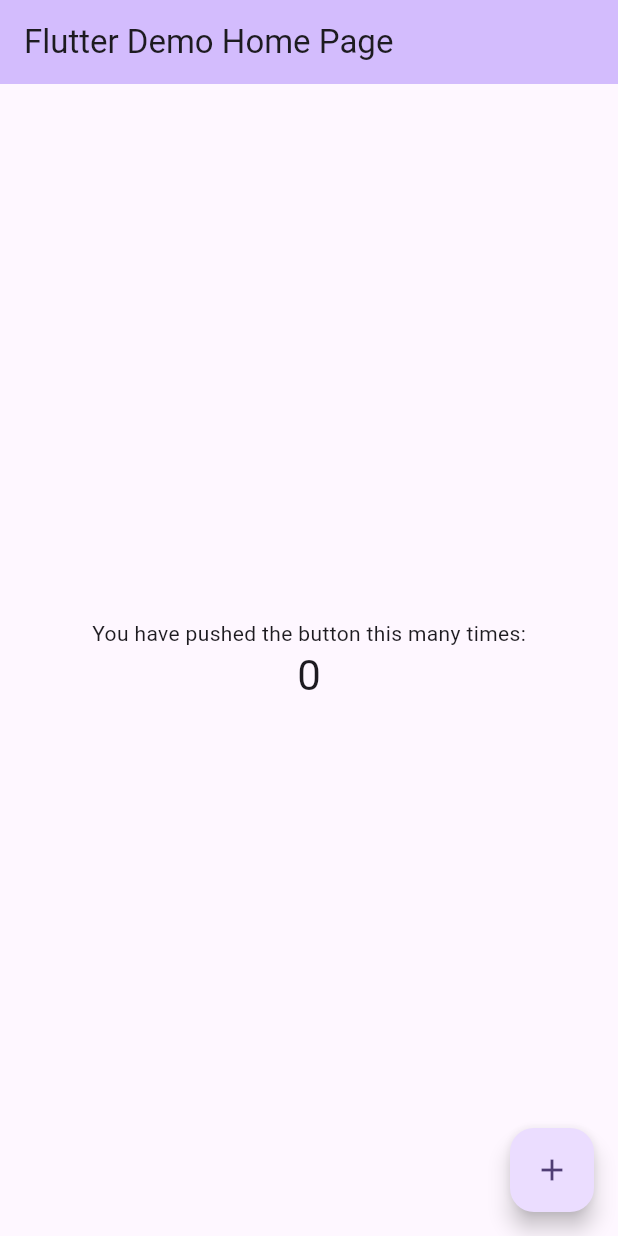
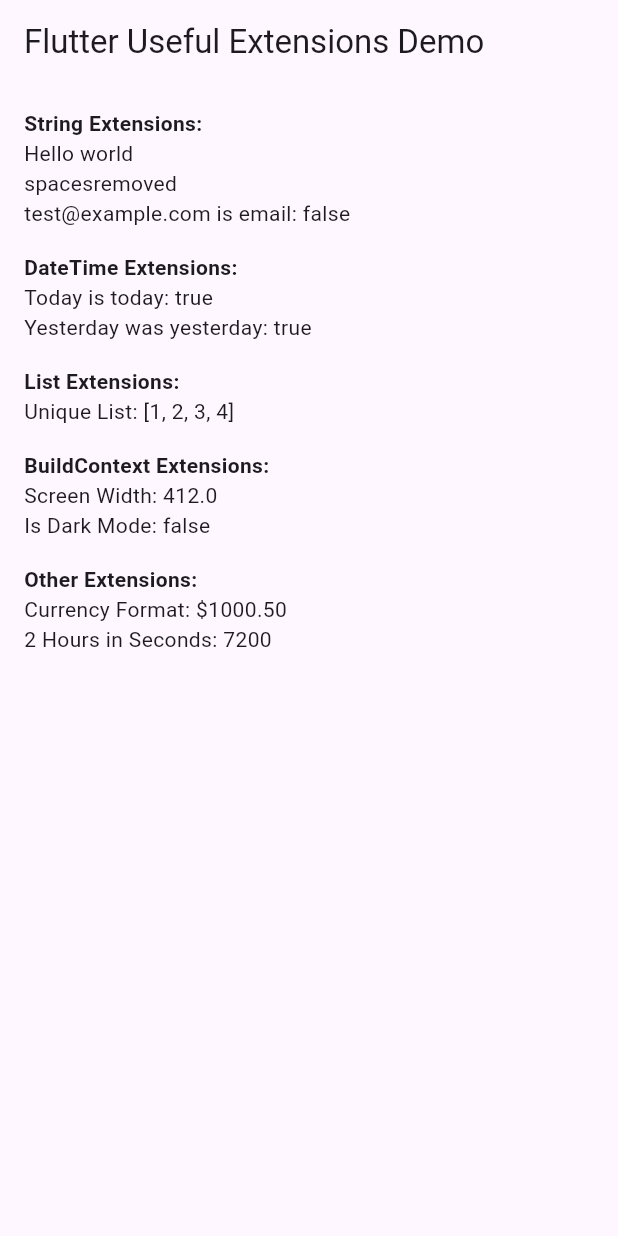
Before and after one commit to gsshakil/flutter_useful_extensions, a Flutter app: the screen it shows after launch, on a phone screen of 412 x 824 dp. Run offline on Flutter 3.47's test engine with Material 3 defaults, Android fonts, the phone set to English and light mode, and no system bars.

```diff
--- a/example/lib/main.dart
+++ b/example/lib/main.dart
@@ -2,7 +2,7 @@ import 'package:flutter/material.dart';
 import 'package:flutter_useful_extensions/flutter_useful_extensions.dart';
 
 void main() {
-  runApp(const MyApp());
+  runApp(MyApp());
 }
 
 class MyApp extends StatelessWidget {
@@ -11,68 +11,54 @@ class MyApp extends StatelessWidget {
   @override
   Widget build(BuildContext context) {
     return MaterialApp(
-      title: 'Flutter Demo',
-      theme: ThemeData(
-        colorScheme: ColorScheme.fromSeed(seedColor: Colors.deepPurple),
-        useMaterial3: true,
-      ),
-      home: const MyHomePage(title: 'Flutter Demo Home Page'),
+      title: 'Flutter Useful Extensions Example',
+      theme: ThemeData(primarySwatch: Colors.blue),
+      home: ExtensionsDemo(),
     );
   }
 }
 
-class MyHomePage extends StatefulWidget {
-  const MyHomePage({super.key, required this.title});
-
-  final String title;
-
-  @override
-  State<MyHomePage> createState() => _MyHomePageState();
-}
-
-class _MyHomePageState extends State<MyHomePage> {
-  int _counter = 0;
-
-  void _incrementCounter() {
-    setState(() {
-      _counter++;
-    });
-  }
+class ExtensionsDemo extends StatelessWidget {
+  const ExtensionsDemo({super.key});
 
   @override
   Widget build(BuildContext context) {
-    String text = "hello world";
-    print(text.capitalize()); // Output: Hello world
-
-    DateTime now = DateTime.now();
-    print(now.timeAgo()); // Output: Just now, 1 min ago, etc.
-
-    List<int> numbers = [1, 2, 2, 3, 4, 4];
-    print(numbers.unique()); // Output: [1, 2, 3, 4]
-
     return Scaffold(
-      appBar: AppBar(
-        backgroundColor: Theme.of(context).colorScheme.inversePrimary,
-        title: Text(widget.title),
-      ),
-      body: Center(
-        child: Column(
-          mainAxisAlignment: MainAxisAlignment.center,
-          children: <Widget>[
-            const Text(
-              'You have pushed the button this many times:',
-            ),
-            Text(
-              '$_counter',
-              style: Theme.of(context).textTheme.headlineMedium,
-            ),
-          ],
+      appBar: AppBar(title: Text("Flutter Useful Extensions Demo")),
+      body: Padding(
+        padding: const EdgeInsets.all(16.0),
+        child: SingleChildScrollView(
+          child: Column(
+            crossAxisAlignment: CrossAxisAlignment.start,
+            children: [
+              Text("String Extensions:",
+                  style: TextStyle(fontWeight: FontWeight.bold)),
+              Text("hello world".capitalize()),
+              Text("   spaces removed   ".removeWhitespace()),
+              Text("test@example.com is email: ${"test@example.com".isEmail}"),
+              SizedBox(height: 16),
+              Text("DateTime Extensions:",
+                  style: TextStyle(fontWeight: FontWeight.bold)),
+              Text("Today is today: ${DateTime.now().isToday}"),
+              Text(
+                  "Yesterday was yesterday: ${DateTime.now().subtract(Duration(days: 1)).isYesterday}"),
+              SizedBox(height: 16),
+              Text("List Extensions:",
+                  style: TextStyle(fontWeight: FontWeight.bold)),
+              Text("Unique List: ${[1, 2, 2, 3, 4, 4].unique()}"),
+              SizedBox(height: 16),
+              Text("BuildContext Extensions:",
+                  style: TextStyle(fontWeight: FontWeight.bold)),
+              Text("Screen Width: ${context.screenWidth}"),
+              Text("Is Dark Mode: ${context.isDarkMode}"),
+              SizedBox(height: 16),
+              Text("Other Extensions:",
+                  style: TextStyle(fontWeight: FontWeight.bold)),
+              Text("Currency Format: ${1000.5.toCurrency()}"),
+              Text("2 Hours in Seconds: ${2.hours.inSeconds}"),
+            ],
+          ),
         ),
-      ),
-      floatingActionButton: FloatingActionButton(
-        onPressed: _incrementCounter,
-        tooltip: 'Increment',
-        child: const Icon(Icons.add),
       ),
     );
   }
```
Also changed, not shown: 1 other file.
